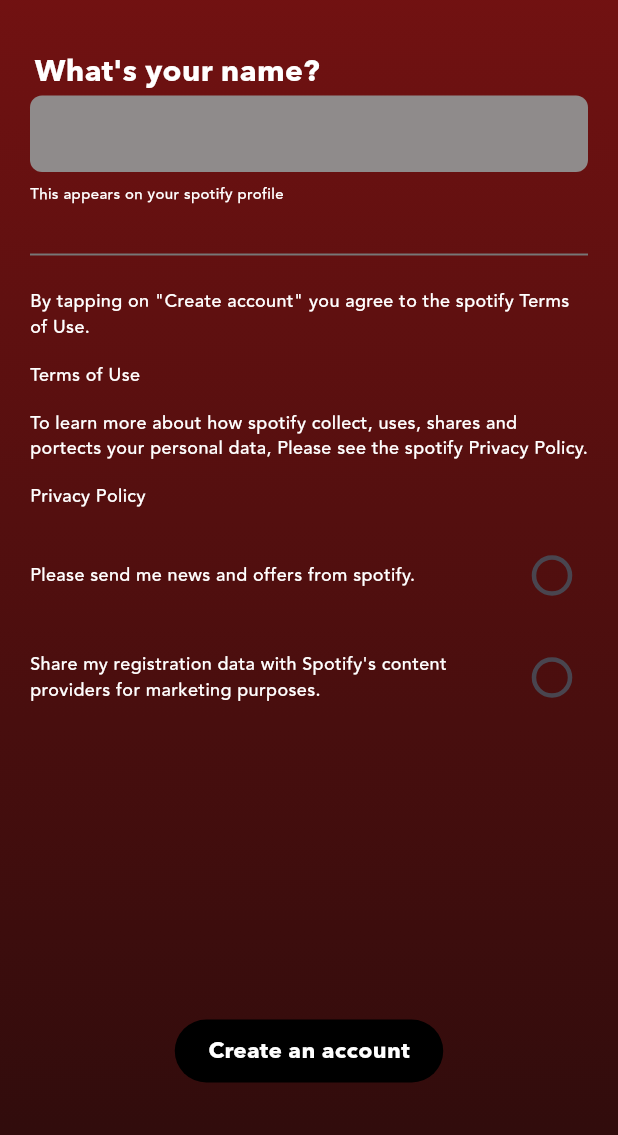
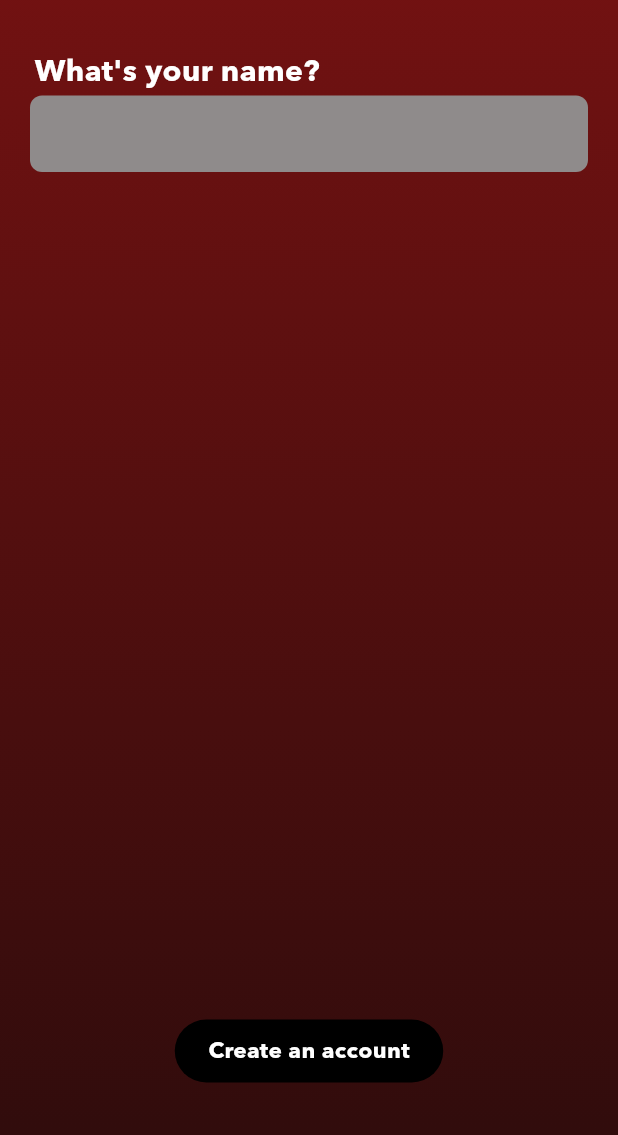
Before and after one commit to KelvynNathanael/SoftdevUAS, a Flutter app: the CreateNameScreen screen opened directly, on a phone screen of 412 x 824 dp, the part 101-1236 px from its top. Run offline on Flutter 3.47's test engine with Material 3 defaults, Android fonts, the phone set to English and light mode, and no system bars; our stand-ins replace auto_size_text, flutter_bloc, get_it, video_player; missing offline and left inert: flutter_barcode_scanner.

```diff
--- a/lib/ui/create_name_screen.dart
+++ b/lib/ui/create_name_screen.dart
@@ -100,141 +100,7 @@ class _CreateNameScreenState extends State<CreateNameScreen> {
                       ),
                     ),
                   ),
-                  const SizedBox(
-                    height: 8,
-                  ),
-                  const Row(
-                    children: [
-                      Text(
-                        "This appears on your spotify profile",
-                        style: TextStyle(
-                          fontFamily: "AM",
-                          fontSize: 10,
-                          color: MyColors.whiteColor,
-                          fontWeight: FontWeight.w400,
-                        ),
-                        textAlign: TextAlign.start,
-                      ),
-                    ],
-                  ),
-                  const SizedBox(
-                    height: 25,
-                  ),
-                  const Divider(
-                    thickness: 1.3,
-                    color: MyColors.lightGrey,
-                  ),
-                  const SizedBox(
-                    height: 15,
-                  ),
-                  const Text(
-                    'By tapping on "Create account" you agree to the spotify Terms of Use.',
-                    style: TextStyle(
-                      fontFamily: "AM",
-                      fontSize: 12,
-                      color: MyColors.whiteColor,
-                    ),
-                  ),
-                  const SizedBox(
-                    height: 15,
-                  ),
-                  const Text(
-                    'Terms of Use',
-                    style: TextStyle(
-                      fontFamily: "AM",
-                      fontSize: 12,
-                      color: Color.fromARGB(255, 255, 255, 255),
-                      fontWeight: FontWeight.w400,
-                    ),
-                  ),
-                  const SizedBox(
-                    height: 15,
-                  ),
-                  const Text(
-                    'To learn more about how spotify collect, uses, shares and portects your personal data, Please see the spotify Privacy Policy.',
-                    style: TextStyle(
-                      fontFamily: "AM",
-                      fontSize: 12,
-                      color: MyColors.whiteColor,
-                    ),
-                  ),
-                  const SizedBox(
-                    height: 15,
-                  ),
-                  const Text(
-                    'Privacy Policy',
-                    style: TextStyle(
-                      fontFamily: "AM",
-                      fontSize: 12,
-                      color: Color.fromARGB(255, 255, 255, 255),
-                      fontWeight: FontWeight.w400,
-                    ),
-                    textAlign: TextAlign.start,
-                  ),
-                  const SizedBox(
-                    height: 20,
-                  ),
-                  Row(
-                    children: [
-                      const Text(
-                        "Please send me news and offers from spotify.",
-                        style: TextStyle(
-                          fontFamily: "AM",
-                          fontSize: 12,
-                          color: MyColors.whiteColor,
-                        ),
-                      ),
-                      const Spacer(),
-                      Transform.scale(
-                        scale: 1.5,
-                        child: Checkbox(
-                          visualDensity: VisualDensity.adaptivePlatformDensity,
-                          shape: const CircleBorder(),
-                          activeColor: const Color.fromARGB(255, 0, 0, 0),
-                          checkColor: MyColors.whiteColor,
-                          value: newsCheck,
-                          onChanged: (onChanged) {
-                            setState(() {
-                              newsCheck = onChanged!;
-                            });
-                          },
-                        ),
-                      ),
-                    ],
-                  ),
-                  const SizedBox(
-                    height: 20,
-                  ),
-                  Row(
-                    children: [
-                      const SizedBox(
-                        width: 290,
-                        child: Text(
-                          "Share my registration data with Spotify's content providers for marketing purposes.",
-                          style: TextStyle(
-                            fontFamily: "AM",
-                            fontSize: 12,
-                            color: MyColors.whiteColor,
-                          ),
-                        ),
-                      ),
-                      const Spacer(),
-                      Transform.scale(
-                        scale: 1.5,
-                        child: Checkbox(
-                          shape: const CircleBorder(),
-                          activeColor: const Color.fromARGB(255, 0, 0, 0),
-                          checkColor: MyColors.whiteColor,
-                          value: marketPurposeCheck,
-                          onChanged: (onChanged) {
-                            setState(() {
-                              marketPurposeCheck = onChanged!;
-                            });
-                          },
-                        ),
-                      ),
-                    ],
-                  ),
+
                   const Spacer(),
                   Center(
                     child: GestureDetector(
--- a/lib/ui/onboarding_screen.dart
+++ b/lib/ui/onboarding_screen.dart
@@ -2,6 +2,7 @@ import 'package:flutter/material.dart';
 import 'package:mobile/constants/constants.dart';
 import 'package:mobile/ui/create_email_screen.dart';
 import 'package:mobile/ui/login_screen.dart';
+import 'package:mobile/ui/signup_screen.dart';
 
 class OnBoardingScreen extends StatelessWidget {
   const OnBoardingScreen({super.key});
@@ -84,12 +85,12 @@ class _ActionButtons extends StatelessWidget {
             onPressed: () {
               Navigator.of(context).push(
                 MaterialPageRoute(
-                  builder: (context) => const CreateEmailScreen(),
+                  builder: (context) => const SignupScreen(),
                 ),
               );
             },
             child: const Text(
-              "ُSign up free",
+              "ُSign up",
               style: TextStyle(
                 fontFamily: "AB",
                 fontSize: 16,
```
Also changed, not shown: lib/ui/signup_screen.dart (added, +299 -0 lines).
